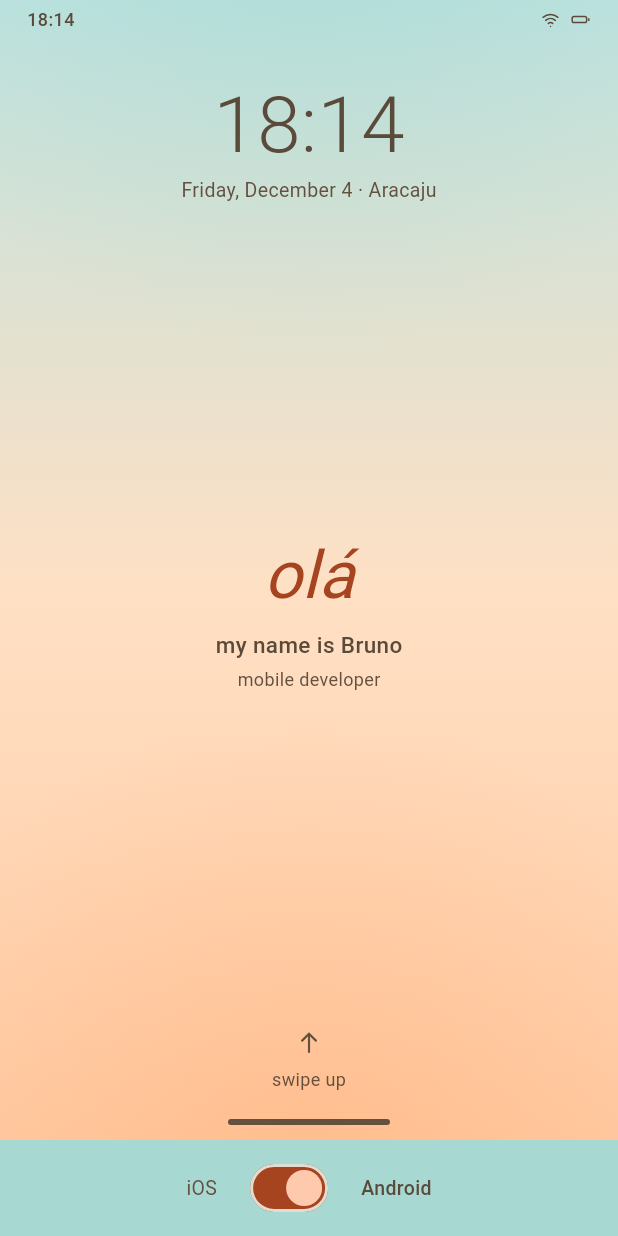
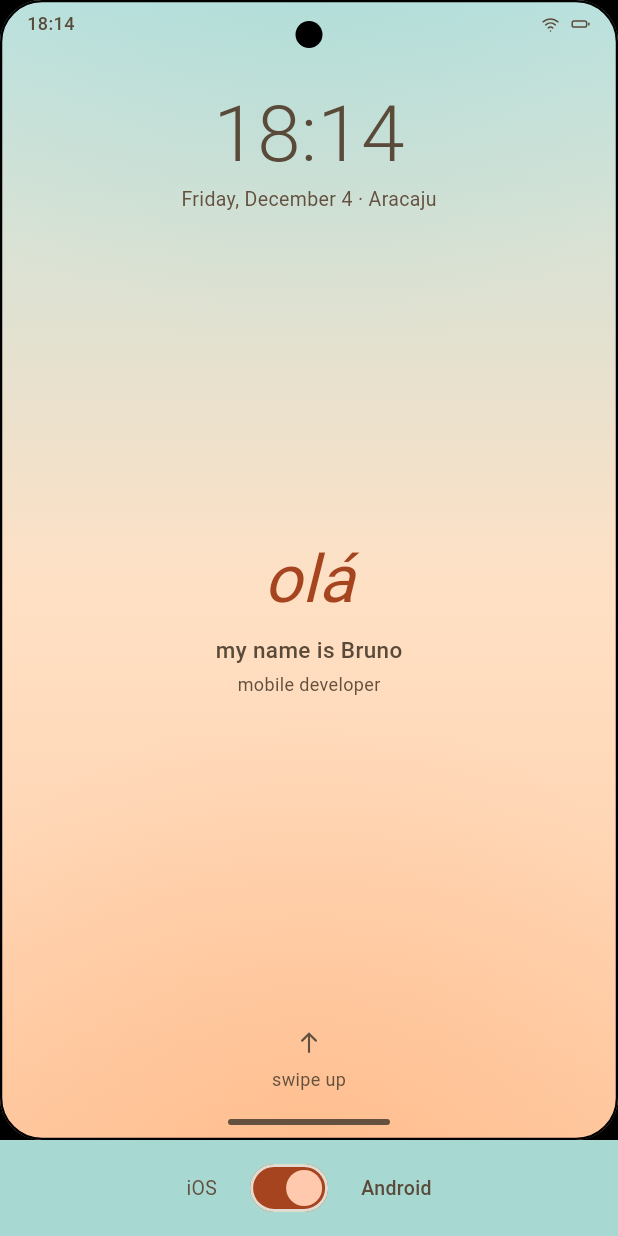
Before and after one commit to brunordrdev/portfolio-os, a Flutter app: the screen it shows after launch, on a phone screen of 412 x 824 dp. Run offline on Flutter 3.47's test engine with Material 3 defaults, Android fonts, the phone set to English and light mode, and no system bars; our stand-ins replace clock, flutter_svg, go_router, shared_preferences.

Commit message:
Moldura do aparelho e respiro superior por plataforma
Um membro novo devolve a moldura física: o canto arredondado da tela, a
borda e o recorte da câmera. É o cromo que não pertence ao sistema
desenhado, e sim ao vidro em volta dele — pílula preta centralizada e
canto largo de um lado, furo redondo e canto fechado do outro. Nos
retratos lado a lado a diferença se lê antes de qualquer texto.

O desenho é um só, com as medidas por parâmetro: cada pele diz quanto
arredondar, quão grossa é a borda e que forma tem o recorte. A cor entra
por um token novo, preto nos dois temas, porque moldura de aparelho é
preta em tema claro também.

O respiro do topo passou a sair do afastamento real de cada plataforma:
54 no iOS, porque a ilha empurra tudo para baixo e a hora fica ao lado
dela; 32 no Android, que só precisa contornar um furo — mas ainda mais
que os 26 de antes, que deixavam a barra colada na borda.

A composição da superfície Flutter se dividiu em duas: o aparelho, que é o
sistema com a moldura por cima, e a composição do site, que é o aparelho
mais o queixo do interruptor. São donos diferentes, e quem compara as duas
peles quer o primeiro sem o segundo no caminho — foi o que fez a moldura
aparecer nos retratos lado a lado, que montam o próprio harness.

Nenhuma tela mudou.

No estacionamento, com gatilho: a barra de busca do Android só entra no
dia em que buscar de verdade no conteúdo. Busca que não busca é enfeite.

Falta o tratamento da doca. Ele não cabe na costura como ela está hoje —
o detalhe está na mensagem que acompanha este trabalho.

Co-Authored-By: Claude Opus 5 (1M context) <noreply@anthropic.com>

```diff
--- a/lib/app/web_stage.dart
+++ b/lib/app/web_stage.dart
@@ -14,16 +14,49 @@ import '../core/theme/tokens.dart';
 /// Acima do ponto de quebra o CSS dá a esta superfície o tamanho de um
 /// celular, então o queixo vira a base do aparelho. Abaixo dele a superfície
 /// é a tela inteira, e o queixo vira uma barra no rodapé.
+/// O aparelho: o sistema com a moldura física por cima.
+///
+/// Separado da composição porque são coisas de dono diferente — a moldura é
+/// hardware, e o queixo com o interruptor é cromo do site. Quem compara as
+/// duas peles quer ver a primeira sem a segunda no caminho.
+Widget deviceSurface(BuildContext context, Widget? child) {
+  return Stack(
+    children: [
+      child ?? const SizedBox.shrink(),
+      // A moldura fica por cima de tudo e não recebe toque: ela é o vidro do
+      // aparelho, não parte do sistema desenhado dentro dele.
+      Positioned.fill(child: IgnorePointer(child: _DeviceFrame())),
+    ],
+  );
+}
+
 Widget webStage(BuildContext context, Widget? child) {
   return Column(
     // Sem esticar, o Column centraliza e o queixo encolhe até o tamanho do
     // conteúdo, deixando a tela do MaterialApp aparecer dos lados.
     crossAxisAlignment: CrossAxisAlignment.stretch,
     children: [
-      Expanded(child: child ?? const SizedBox.shrink()),
+      Expanded(
+        child: Stack(
+          children: [
+            child ?? const SizedBox.shrink(),
+            // A moldura fica por cima de tudo e não recebe toque: ela é o
+            // vidro do aparelho, não parte do sistema desenhado dentro dele.
+            Positioned.fill(child: IgnorePointer(child: _DeviceFrame())),
+          ],
+        ),
+      ),
       const PlatformSwitchBar(),
     ],
   );
+}
+
+/// A moldura física, pedida à pele ativa.
+class _DeviceFrame extends StatelessWidget {
+  const _DeviceFrame();
+
+  @override
+  Widget build(BuildContext context) => context.platform.deviceFrame();
 }
 
 /// O interruptor iOS ↔ Android.
--- a/lib/core/platform/android_spec.dart
+++ b/lib/core/platform/android_spec.dart
@@ -1,6 +1,7 @@
 import 'package:flutter/material.dart';
 
 import '../theme/tokens.dart';
+import '../../shared/widgets/device_frame.dart';
 import 'platform_spec.dart';
 
 /// A pele Android, no Material 3.
@@ -70,8 +71,31 @@ class AndroidSpec extends PlatformSpec {
     );
   }
 
+  // Um furo de câmera ocupa muito menos que uma ilha, então o Android
+  // reserva menos topo — mas ainda mais do que os 26 de antes, que deixavam
+  // a barra colada na borda.
   @override
-  double get systemChromeHeight => 26;
+  double get systemChromeHeight => 32;
+
+  // Furo de câmera redondo, canto mais fechado e borda fina.
+  @override
+  Widget deviceFrame() {
+    return Builder(
+      builder: (context) {
+        final tokens = context.tokens;
+        return CustomPaint(
+          painter: DeviceFramePainter(
+            cornerRadius: 28,
+            borderWidth: 1.5,
+            bezel: tokens.deviceBezel,
+            cutout: const Size(18, 18),
+            cutoutTop: 14,
+            cutoutRadius: 9,
+          ),
+        );
+      },
+    );
+  }
 
   // Qualquer borda lateral volta.
   @override
--- a/lib/core/platform/platform_spec.dart
+++ b/lib/core/platform/platform_spec.dart
@@ -111,6 +111,14 @@ abstract class PlatformSpec {
     required ValueChanged<bool> onChanged,
   });
 
+  /// A moldura física do aparelho, desenhada por cima de tudo.
+  ///
+  /// É o cromo que não é do sistema operacional e sim do vidro em volta
+  /// dele: o canto arredondado da tela, a borda e o recorte da câmera. É a
+  /// diferença que se vê antes de ler qualquer coisa — pílula centralizada
+  /// de um lado, furo redondo do outro.
+  Widget deviceFrame();
+
   /// Cabeçalho de uma tela de app, como sliver.
   ///
   /// É a diferença de plataforma mais visível do sistema: no iOS um título
--- a/lib/core/theme/tokens.dart
+++ b/lib/core/theme/tokens.dart
@@ -24,6 +24,7 @@ class AppTokens {
     required this.wallpaperTop,
     required this.wallpaperMid,
     required this.wallpaperBottom,
+    required this.deviceBezel,
     required this.coolGlow,
     required this.warmGlow,
     required this.glyphs,
@@ -96,6 +97,12 @@ class AppTokens {
   /// Parada de baixo da base — o lado quente.
   final Color wallpaperBottom;
 
+  /// A moldura física do aparelho: cantos, borda e o recorte da câmera.
+  ///
+  /// Preta nos dois temas, porque moldura de aparelho é preta — ela não é
+  /// superfície do sistema, é o vidro em volta dele.
+  final Color deviceBezel;
+
   /// Luz fria, vindo de cima.
   final Color coolGlow;
 
@@ -125,6 +132,7 @@ class AppTokens {
     wallpaperTop: Color(0xFF0A1113),
     wallpaperMid: Color(0xFF100D0B),
     wallpaperBottom: Color(0xFF191009),
+    deviceBezel: Color(0xFF000000),
     coolGlow: Color(0x66386E7C),
     warmGlow: Color(0x57F0A046),
     glyphs: [
@@ -160,6 +168,7 @@ class AppTokens {
     wallpaperTop: Color(0xFFBFE3E0),
     wallpaperMid: Color(0xFFFFE0C4),
     wallpaperBottom: Color(0xFFFFCBA4),
+    deviceBezel: Color(0xFF000000),
     coolGlow: Color(0x427FC9C0),
     warmGlow: Color(0x4DFF9E5C),
     glyphs: [
```
Also changed, not shown: lib/core/platform/ios_spec.dart (+24 -1 lines), lib/shared/widgets/device_frame.dart (added, +82 -0 lines), 12 other files.
